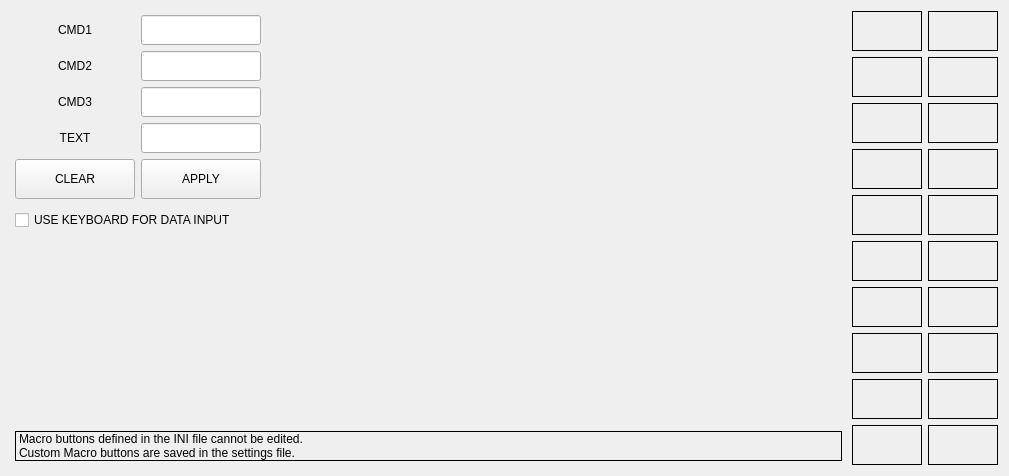
Before: the Qt Designer form plugins/custom_macros.ui in persei802/QtDragon_hd, drawn with Qt 5.
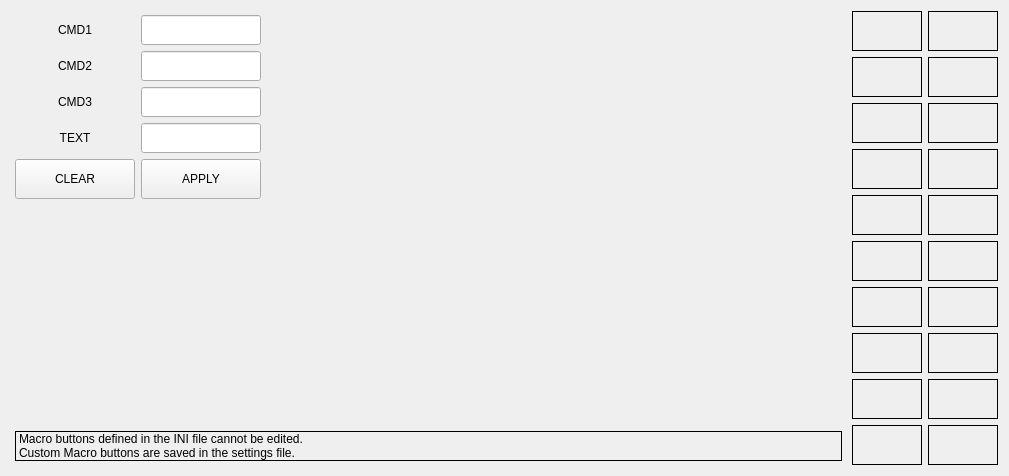
After: the same form once the commit is applied. Custom widgets are drawn as their Qt base class.

What changed in the file:
```diff
--- a/plugins/custom_macros.ui
+++ b/plugins/custom_macros.ui
@@ -411,31 +411,6 @@
        </item>
       </layout>
      </item>
-     <item>
-      <widget class="QCheckBox" name="chk_use_keyboard">
-       <property name="sizePolicy">
-        <sizepolicy hsizetype="Preferred" vsizetype="Preferred">
-         <horstretch>0</horstretch>
-         <verstretch>0</verstretch>
-        </sizepolicy>
-       </property>
-       <property name="minimumSize">
-        <size>
-         <width>0</width>
-         <height>30</height>
-        </size>
-       </property>
-       <property name="maximumSize">
-        <size>
-         <width>16777215</width>
-         <height>30</height>
-        </size>
-       </property>
-       <property name="text">
-        <string>USE KEYBOARD FOR DATA INPUT</string>
-       </property>
-      </widget>
-     </item>
      <item>
       <spacer name="verticalSpacer_2">
        <property name="orientation">
```
